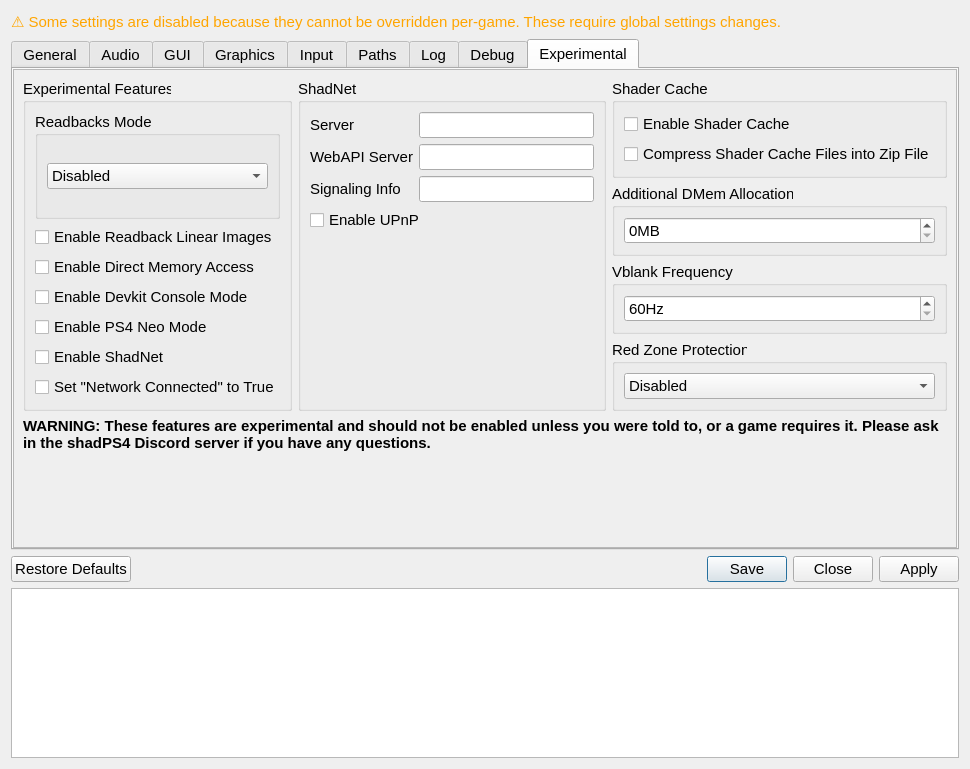
This is src/qt_ui/settings_dialog.ui in shadLaunchers/shadLauncher4 as Qt 5 draws it before an edit. The edited form follows.
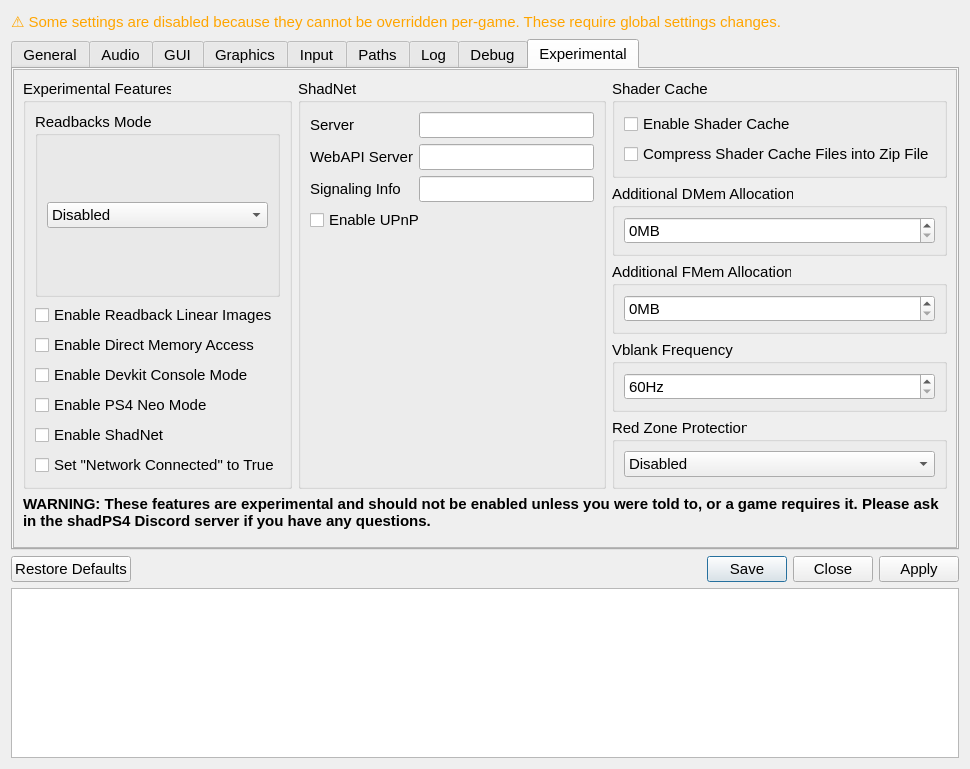
This is the edited form. Icons and pictures are not drawn.

Commit message:
update latest emulator settings (#196)
* update latest emulator settings

* added some missing settings to UI

```diff
--- a/src/qt_ui/settings_dialog.ui
+++ b/src/qt_ui/settings_dialog.ui
@@ -2655,6 +2655,49 @@
                 </layout>
                </widget>
               </item>
+              <item>
+               <widget class="QGroupBox" name="fmemGroupBox">
+                <property name="title">
+                 <string>Additional FMem Allocation</string>
+                </property>
+                <layout class="QVBoxLayout" name="verticalLayout_fmem">
+                 <item>
+                  <widget class="QSpinBox" name="fmemSpinBox">
+                   <property name="frame">
+                    <bool>true</bool>
+                   </property>
+                   <property name="alignment">
+                    <set>Qt::AlignmentFlag::AlignLeading|Qt::AlignmentFlag::AlignLeft|Qt::AlignmentFlag::AlignVCenter</set>
+                   </property>
+                   <property name="specialValueText">
+                    <string/>
+                   </property>
+                   <property name="accelerated">
+                    <bool>true</bool>
+                   </property>
+                   <property name="correctionMode">
+                    <enum>QAbstractSpinBox::CorrectionMode::CorrectToNearestValue</enum>
+                   </property>
+                   <property name="keyboardTracking">
+                    <bool>false</bool>
+                   </property>
+                   <property name="suffix">
+                    <string notr="true">MB</string>
+                   </property>
+                   <property name="minimum">
+                    <number>0</number>
+                   </property>
+                   <property name="maximum">
+                    <number>100000</number>
+                   </property>
+                   <property name="value">
+                    <number>0</number>
+                   </property>
+                  </widget>
+                 </item>
+                </layout>
+               </widget>
+              </item>
               <item>
                <widget class="QGroupBox" name="heightDivider">
                 <property name="title">
```
Left out of the diff: 102 changed lines with no effect on the pictures. The commit also changes 3 other files.
